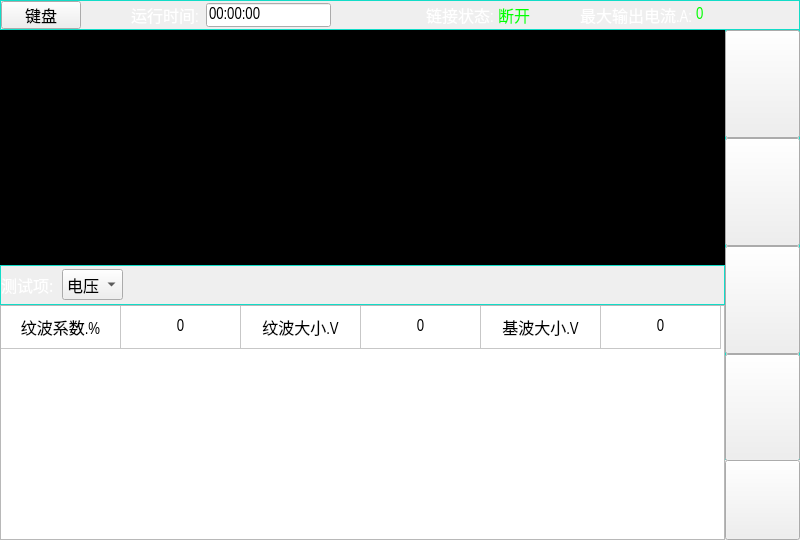
Above: mainwidget.ui from flimmy78/9-0-3 before the change. Below: the same form after it.
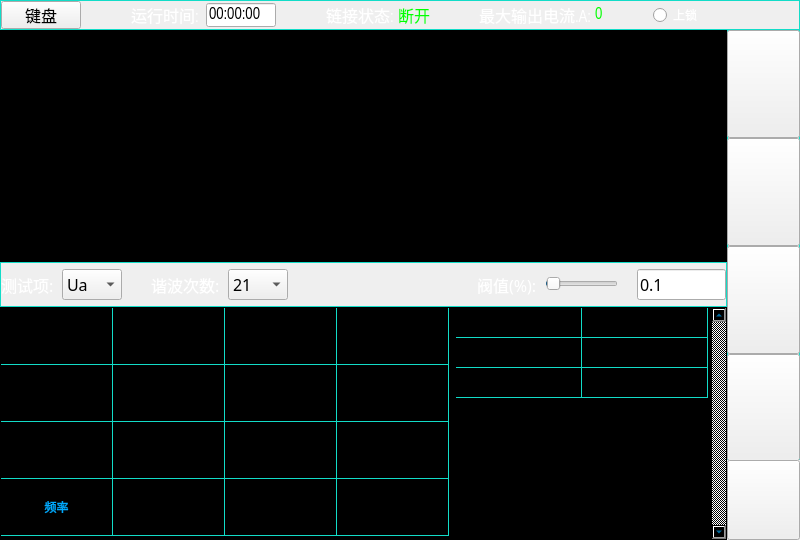
That is the form after the change. The open tabs and pages were chosen to show the change. Icons and pictures are not drawn. Custom widgets are drawn as their Qt base class.

Commit message: 修改谐波界面

```diff
--- a/mainwidget.ui
+++ b/mainwidget.ui
@@ -94,6 +94,56 @@
       <property name="spacing">
        <number>0</number>
       </property>
+      <item row="0" column="10">
+       <widget class="QLabel" name="RS_maxCur_Label">
+        <property name="sizePolicy">
+         <sizepolicy hsizetype="Minimum" vsizetype="Minimum">
+          <horstretch>0</horstretch>
+          <verstretch>0</verstretch>
+         </sizepolicy>
+        </property>
+        <property name="font">
+         <font>
+          <family>Arial Narrow</family>
+          <pointsize>12</pointsize>
+         </font>
+        </property>
+        <property name="contextMenuPolicy">
+         <enum>Qt::NoContextMenu</enum>
+        </property>
+        <property name="styleSheet">
+         <string notr="true">color: rgb(0, 255, 0);</string>
+        </property>
+        <property name="text">
+         <string>0</string>
+        </property>
+       </widget>
+      </item>
+      <item row="0" column="9">
+       <widget class="QLabel" name="RS_maxCur_tag_Label">
+        <property name="sizePolicy">
+         <sizepolicy hsizetype="Minimum" vsizetype="Minimum">
+          <horstretch>0</horstretch>
+          <verstretch>0</verstretch>
+         </sizepolicy>
+        </property>
+        <property name="font">
+         <font>
+          <family>Arial Narrow</family>
+          <pointsize>12</pointsize>
+         </font>
+        </property>
+        <property name="contextMenuPolicy">
+         <enum>Qt::NoContextMenu</enum>
+        </property>
+        <property name="styleSheet">
+         <string notr="true">color: rgb(255, 255, 255);</string>
+        </property>
+        <property name="text">
+         <string>最大输出电流.A: </string>
+        </property>
+       </widget>
+      </item>
       <item row="0" column="3">
        <widget class="QLabel" name="runTime_Label">
         <property name="font">
@@ -117,7 +167,7 @@
         </property>
         <property name="sizeHint" stdset="0">
          <size>
-          <width>95</width>
+          <width>30</width>
           <height>20</height>
          </size>
         </property>
@@ -130,7 +180,7 @@
         </property>
         <property name="sizeHint" stdset="0">
          <size>
-          <width>26</width>
+          <width>30</width>
           <height>20</height>
          </size>
         </property>
@@ -146,10 +196,16 @@
         </property>
         <property name="minimumSize">
          <size>
-          <width>100</width>
+          <width>70</width>
           <height>0</height>
          </size>
         </property>
+        <property name="maximumSize">
+         <size>
+          <width>70</width>
+          <height>16777215</height>
+         </size>
+        </property>
         <property name="font">
          <font>
           <family>Arial Narrow</family>
@@ -164,7 +220,7 @@
         </property>
        </widget>
       </item>
-      <item row="0" column="16">
+      <item row="0" column="18">
        <widget class="QLabel" name="battery_Label">
         <property name="sizePolicy">
          <sizepolicy hsizetype="MinimumExpanding" vsizetype="Minimum">
@@ -205,7 +261,7 @@
         </property>
         <property name="sizeHint" stdset="0">
          <size>
-          <width>40</width>
+          <width>30</width>
           <height>20</height>
          </size>
         </property>
@@ -248,56 +304,6 @@
         </property>
        </widget>
       </item>
-      <item row="0" column="9">
-       <widget class="QLabel" name="RS_maxCur_tag_Label">
-        <property name="sizePolicy">
-         <sizepolicy hsizetype="Minimum" vsizetype="Minimum">
-          <horstretch>0</horstretch>
-          <verstretch>0</verstretch>
-         </sizepolicy>
-        </property>
-        <property name="font">
-         <font>
-          <family>Arial Narrow</family>
-          <pointsize>12</pointsize>
-         </font>
-        </property>
-        <property name="contextMenuPolicy">
-         <enum>Qt::NoContextMenu</enum>
-        </property>
-        <property name="styleSheet">
-         <string notr="true">color: rgb(255, 255, 255);</string>
-        </property>
-        <property name="text">
-         <string>最大输出电流.A: </string>
-        </property>
-       </widget>
-      </item>
-      <item row="0" column="10">
-       <widget class="QLabel" name="RS_maxCur_Label">
-        <property name="sizePolicy">
-         <sizepolicy hsizetype="Minimum" vsizetype="Minimum">
-          <horstretch>0</horstretch>
-          <verstretch>0</verstretch>
-         </sizepolicy>
-        </property>
-        <property name="font">
-         <font>
-          <family>Arial Narrow</family>
-          <pointsize>12</pointsize>
-         </font>
-        </property>
-        <property name="contextMenuPolicy">
-         <enum>Qt::NoContextMenu</enum>
-        </property>
-        <property name="styleSheet">
-         <string notr="true">color: rgb(0, 255, 0);</string>
-        </property>
-        <property name="text">
-         <string>0</string>
-        </property>
-       </widget>
-      </item>
       <item row="0" column="7">
        <widget class="QLabel" name="BMS_cntState_Label">
         <property name="minimumSize">
@@ -320,6 +326,35 @@
         </property>
        </widget>
       </item>
+      <item row="0" column="16">
+       <widget class="QRadioButton" name="lock_RdBtn">
+        <property name="sizePolicy">
+         <sizepolicy hsizetype="Minimum" vsizetype="Minimum">
+          <horstretch>0</horstretch>
+          <verstretch>0</verstretch>
+         </sizepolicy>
+        </property>
+        <property name="styleSheet">
+         <string notr="true">color: rgb(255, 255, 255);</string>
+        </property>
+        <property name="text">
+         <string>上锁</string>
+        </property>
+       </widget>
+      </item>
+      <item row="0" column="17">
+       <spacer name="horizontalSpacer">
+        <property name="orientation">
+         <enum>Qt::Horizontal</enum>
+        </property>
+        <property name="sizeHint" stdset="0">
+         <size>
+          <width>52</width>
+          <height>20</height>
+         </size>
+        </property>
+       </spacer>
+      </item>
       <item row="0" column="8">
        <spacer name="sideBar_up_HlSpacer">
         <property name="orientation">
@@ -327,8 +362,8 @@
         </property>
         <property name="sizeHint" stdset="0">
          <size>
-          <width>40</width>
-          <height>20</height>
+          <width>30</width>
+          <height>16</height>
          </size>
         </property>
        </spacer>
@@ -360,7 +395,7 @@
       <number>0</number>
      </property>
      <property name="currentIndex">
-      <number>2</number>
+      <number>0</number>
      </property>
      <widget class="QWidget" name="test_power_Page">
       <property name="sizePolicy">
@@ -414,7 +449,7 @@
 	border-top-right-radius:10px;
     padding:3px;
 */
-    width:240px;
+    width:252px;
 	border-top-left-radius:10px;
 	border-top-right-radius:10px;
 	color: rgb(255, 255, 255);
@@ -433,7 +468,7 @@
 }</string>
          </property>
          <property name="currentIndex">
-          <number>1</number>
+          <number>0</number>
          </property>
          <widget class="QWidget" name="ES_PE_tab">
           <property name="sizePolicy">
@@ -1847,40 +1882,29 @@
       </layout>
      </widget>
      <widget class="QWidget" name="test_ripple_Page">
-      <layout class="QGridLayout" name="gridLayout_11">
+      <layout class="QGridLayout" name="gridLayout_3">
        <property name="margin">
         <number>0</number>
        </property>
        <property name="spacing">
         <number>0</number>
        </property>
-       <item row="0" column="0">
-        <widget class="QwtPlot" name="ripple_wave_QwtPlot">
-         <property name="sizePolicy">
-          <sizepolicy hsizetype="Expanding" vsizetype="Preferred">
-           <horstretch>0</horstretch>
-           <verstretch>0</verstretch>
-          </sizepolicy>
-         </property>
+       <item row="0" column="0" colspan="2">
+        <widget class="QwtPlot" name="RSMV_Harmonic_QwtPlot">
          <property name="minimumSize">
           <size>
            <width>0</width>
-           <height>0</height>
+           <height>232</height>
           </size>
          </property>
-         <property name="font">
-          <font>
-           <family>Kalinga</family>
-          </font>
-         </property>
          <property name="styleSheet">
           <string notr="true">color: rgb(0, 170, 255);
 background-color: rgb(0, 0, 0);</string>
          </property>
         </widget>
        </item>
-       <item row="1" column="0">
-        <widget class="QFrame" name="RRF_ripple_Frame">
+       <item row="1" column="0" colspan="2">
+        <widget class="QFrame" name="RSMV_harmonic_Frame">
          <property name="sizePolicy">
           <sizepolicy hsizetype="Expanding" vsizetype="Minimum">
            <horstretch>0</horstretch>
@@ -1890,17 +1914,17 @@
          <property name="minimumSize">
           <size>
            <width>0</width>
-           <height>40</height>
+           <height>45</height>
           </size>
          </property>
          <property name="maximumSize">
           <size>
            <width>16777215</width>
-           <height>40</height>
+           <height>48</height>
           </size>
          </property>
          <property name="styleSheet">
-          <string notr="true">#RRF_ripple_Frame{
+          <string notr="true">#RSMV_harmonic_Frame{
  border: 1px solid rgb(18, 220, 200);
     background: qlineargradient(spread:reflect,
         x1:0, y1:0, x2:1, y2:0,
@@ -1922,7 +1946,7 @@
            <number>0</number>
           </property>
           <item row="0" column="0">
-           <widget class="QLabel" name="RRF_ripple_chl_Label">
+           <widget class="QLabel" name="RSMV_Harmonic_Phase_Label">
             <property name="font">
              <font>
               <family>Kalinga</family>
@@ -1938,7 +1962,7 @@
            </widget>
           </item>
           <item row="0" column="1">
-           <widget class="QComboBox" name="RRF_ripple_chl_CbBox">
+           <widget class="QComboBox" name="RSMV_Harmonic_Phase_CbBox">
             <property name="minimumSize">
              <size>
               <width>60</width>
@@ -1963,18 +1987,208 @@
             </property>
             <item>
              <property name="text">
-              <string>电压</string>
+              <string>Ua</string>
              </property>
             </item>
             <item>
              <property name="text">
-              <string>电流</string>
+              <string>Ub</string>
              </property>
             </item>
+            <item>
+             <property name="text">
+              <string>Uc</string>
+             </property>
+            </item>
+            <item>
+             <property name="text">
+              <string>Ia</string>
+             </property>
+            </item>
+            <item>
+             <property name="text">
+              <string>Ib</string>
+             </property>
+            </item>
+            <item>
+             <property name="text">
+              <string>Ic</string>
+             </property>
+            </item>
+           </widget>
+          </item>
+          <item row="0" column="3">
+           <widget class="QLabel" name="RSMV_Harmonic_Times_Label">
+            <property name="font">
+             <font>
+              <family>Kalinga</family>
+              <pointsize>12</pointsize>
+             </font>
+            </property>
+            <property name="styleSheet">
+             <string notr="true">color: rgb(255, 255, 255);</string>
+            </property>
+            <property name="text">
+             <string>谐波次数:  </string>
+            </property>
+           </widget>
+          </item>
+          <item row="0" column="4">
+           <widget class="QComboBox" name="RSMV_Harmonic_Times_CbBox">
+            <property name="sizePolicy">
+             <sizepolicy hsizetype="Preferred" vsizetype="Fixed">
+              <horstretch>0</horstretch>
+              <verstretch>0</verstretch>
+             </sizepolicy>
+            </property>
+            <property name="minimumSize">
+             <size>
+              <width>60</width>
+              <height>30</height>
+             </size>
+            </property>
+            <property name="font">
+             <font>
+              <family>Kalinga</family>
+              <pointsize>12</pointsize>
+             </font>
+            </property>
+            <property name="styleSheet">
+             <string notr="true">
+QScrollBar:vertical
+{
+	width:26px;
+	background:rgba(0,0,0,10%);
+    border-radius:4px;
+}
+</string>
+            </property>
+            <item>
+             <property name="text">
+              <string>21</string>
+             </property>
+            </item>
+            <item>
+             <property name="text">
+              <string>32</string>
+             </property>
+            </item>
+            <item>
+             <property name="text">
+              <string>40</string>
+             </property>
+            </item>
+           </widget>
+          </item>
+          <item row="0" column="7">
+           <widget class="QLabel" name="RSMV_Harmonic_Range_Label">
+            <property name="font">
+             <font>
+              <family>Kalinga</family>
+              <pointsize>12</pointsize>
+             </font>
+            </property>
+            <property name="styleSheet">
+             <string notr="true">color: rgb(255, 255, 255);</string>
+            </property>
+            <property name="text">
+             <string>阀值(%):  </string>
+            </property>
+           </widget>
+          </item>
+          <item row="0" column="8">
+           <widget class="QSlider" name="RSMV_Harmonic_Range_HSlider">
+            <property name="minimumSize">
+             <size>
+              <width>0</width>
+              <height>30</height>
+             </size>
+            </property>
+            <property name="font">
+             <font>
+              <family>Kalinga</family>
+              <pointsize>9</pointsize>
+             </font>
+            </property>
+            <property name="maximum">
+             <number>100</number>
+            </property>
+            <property name="singleStep">
+             <number>0</number>
+            </property>
+            <property name="value">
+             <number>1</number>
+            </property>
+            <property name="orientation">
+             <enum>Qt::Horizontal</enum>
+            </property>
+           </widget>
+          </item>
+          <item row="0" column="5">
+           <spacer name="horizontalSpacer_3">
+            <property name="orientation">
+             <enum>Qt::Horizontal</enum>
+            </property>
+            <property name="sizeHint" stdset="0">
+             <size>
+              <width>30</width>
+              <height>20</height>
+             </size>
+            </property>
+           </spacer>
+          </item>
+          <item row="0" column="6">
+           <spacer name="horizontalSpacer_4">
+            <property name="orientation">
+             <enum>Qt::Horizontal</enum>
+            </property>
+            <property name="sizeHint" stdset="0">
+             <size>
+              <width>180</width>
+              <height>20</height>
+             </size>
+            </property>
+           </spacer>
+          </item>
+          <item row="0" column="10">
+           <widget class="QLineEdit" name="RSMV_Harmonic_LnEdit_Range">
+            <property name="sizePolicy">
+             <sizepolicy hsizetype="Maximum" vsizetype="Fixed">
+              <horstretch>0</horstretch>
+              <verstretch>0</verstretch>
+             </sizepolicy>
+            </property>
+            <property name="minimumSize">
+             <size>
+              <width>0</width>
+              <height>30</height>
+             </size>
+            </property>
+            <property name="maximumSize">
+             <size>
+              <width>100</width>
+              <height>16777215</height>
+             </size>
+            </property>
+            <property name="font">
+             <font>
+              <family>Kalinga</family>
+              <pointsize>12</pointsize>
+             </font>
+            </property>
+            <property name="styleSheet">
+             <string notr="true"/>
+            </property>
+            <property name="text">
+             <string>0.1</string>
+            </property>
+            <property name="readOnly">
+             <bool>true</bool>
+            </property>
            </widget>
           </item>
           <item row="0" column="2">
-           <spacer name="RRF_ripple_HlSpacer">
+           <spacer name="horizontalSpacer_11">
             <property name="orientation">
              <enum>Qt::Horizontal</enum>
             </property>
@@ -1986,11 +2200,24 @@
             </property>
            </spacer>
           </item>
+          <item row="0" column="9">
+           <spacer name="horizontalSpacer_12">
+            <property name="orientation">
+             <enum>Qt::Horizontal</enum>
+            </property>
+            <property name="sizeHint" stdset="0">
+             <size>
+              <width>30</width>
+              <height>20</height>
+             </size>
+            </property>
+           </spacer>
+          </item>
          </layout>
         </widget>
        </item>
        <item row="2" column="0">
-        <widget class="QTableWidget" name="RRF_ripple_TblWidget">
+        <widget class="QTableWidget" name="RSMV_harmonic_rms_TblWidget">
          <property name="sizePolicy">
           <sizepolicy hsizetype="Expanding" vsizetype="Minimum">
            <horstretch>0</horstretch>
@@ -2004,7 +2231,9 @@
           </size>
          </property>
          <property name="styleSheet">
-          <string notr="true"/>
+          <string notr="true">gridline-color: rgb(18, 220, 200);
+background-color: rgb(0, 0, 0);
+</string>
          </property>
          <property name="editTriggers">
           <set>QAbstractItemView::NoEditTriggers</set>
@@ -2016,7 +2245,7 @@
           <bool>false</bool>
          </attribute>
          <attribute name="horizontalHeaderDefaultSectionSize">
-          <number>120</number>
+          <number>112</number>
          </attribute>
          <attribute name="horizontalHeaderHighlightSections">
           <bool>true</bool>
@@ -2025,23 +2254,28 @@
           <bool>false</bool>
          </attribute>
          <attribute name="verticalHeaderDefaultSectionSize">
-          <number>43</number>
+          <number>57</number>
          </attribute>
          <row>
           <property name="text">
            <string>1</string>
           </property>
          </row>
-         <column>
+         <row>
           <property name="text">
-           <string>项目</string>
+           <string>2</string>
           </property>
-         </column>
-         <column>
+         </row>
+         <row>
           <property name="text">
-           <string>值</string>
+           <string>3</string>
           </property>
-         </column>
+         </row>
+         <row>
+          <property name="text">
+           <string>4</string>
+          </property>
+         </row>
          <column>
           <property name="text">
            <string>项目</string>
@@ -2064,7 +2298,7 @@
          </column>
          <item row="0" column="0">
           <property name="text">
-           <string>纹波系数.%</string>
+           <string>Ua(V)</string>
           </property>
           <property name="font">
            <font>
@@ -2078,8 +2312,8 @@
           <property name="foreground">
            <brush brushstyle="NoBrush">
             <color alpha="255">
-             <red>0</red>
-             <green>0</green>
+             <red>255</red>
+             <green>255</green>
              <blue>0</blue>
             </color>
            </brush>
@@ -2104,8 +2338,8 @@
           <property name="foreground">
            <brush brushstyle="NoBrush">
             <color alpha="255">
-             <red>0</red>
-             <green>0</green>
+             <red>255</red>
+             <green>255</green>
              <blue>0</blue>
             </color>
            </brush>
@@ -2116,7 +2350,7 @@
          </item>
          <item row="0" column="2">
           <property name="text">
-           <string>纹波大小.V</string>
+           <string>Ia(A)</string>
           </property>
           <property name="textAlignment">
            <set>AlignHCenter|AlignVCenter|AlignCenter</set>
@@ -2124,8 +2358,8 @@
           <property name="foreground">
            <brush brushstyle="NoBrush">
             <color alpha="255">
-             <red>0</red>
-             <green>0</green>
+             <red>255</red>
+             <green>255</green>
              <blue>0</blue>
             </color>
            </brush>
@@ -2141,56 +2375,297 @@
           <property name="foreground">
            <brush brushstyle="NoBrush">
             <color alpha="255">
-             <red>0</red>
-             <green>0</green>
-             <blue>0</blue>
-            </color>
-           </brush>
-          </property>
-         </item>
-         <item row="0" column="4">
-          <property name="text">
-           <string>基波大小.V</string>
-          </property>
-          <property name="textAlignment">
-           <set>AlignHCenter|AlignVCenter|AlignCenter</set>
-          </property>
-          <property name="foreground">
-           <brush brushstyle="NoBrush">
-            <color alpha="255">
-             <red>0</red>
-             <green>0</green>
-             <blue>0</blue>
-            </color>
-           </brush>
-          </property>
-         </item>
-         <item row="0" column="5">
-          <property name="text">
-           <string>0</string>
-          </property>
-          <property name="textAlignment">
-           <set>AlignHCenter|AlignVCenter|AlignCenter</set>
-          </property>
-          <property name="background">
-           <brush brushstyle="NoBrush">
-            <color alpha="255">
              <red>255</red>
              <green>255</green>
-             <blue>255</blue>
+             <blue>0</blue>
             </color>
            </brush>
           </property>
+         </item>
+         <item row="1" column="0">
+          <property name="text">
+           <string>Ub(V)</string>
+          </property>
+          <property name="textAlignment">
+           <set>AlignHCenter|AlignVCenter|AlignCenter</set>
+          </property>
           <property name="foreground">
            <brush brushstyle="NoBrush">
             <color alpha="255">
              <red>0</red>
+             <green>255</green>
+             <blue>0</blue>
+            </color>
+           </brush>
+          </property>
+          <property name="flags">
+           <set>NoItemFlags</set>
+          </property>
+         </item>
+         <item row="1" column="1">
+          <property name="text">
+           <string>0</string>
+          </property>
+          <property name="textAlignment">
+           <set>AlignHCenter|AlignVCenter|AlignCenter</set>
+          </property>
+          <property name="foreground">
+           <brush brushstyle="NoBrush">
+            <color alpha="255">
+             <red>0</red>
+             <green>255</green>
+             <blue>0</blue>
+            </color>
+           </brush>
+          </property>
+          <property name="flags">
+           <set>NoItemFlags</set>
+          </property>
+         </item>
+         <item row="1" column="2">
+          <property name="text">
+           <string>Ib(A)</string>
+          </property>
+          <property name="textAlignment">
+           <set>AlignHCenter|AlignVCenter|AlignCenter</set>
+          </property>
+          <property name="foreground">
+           <brush brushstyle="NoBrush">
+            <color alpha="255">
+             <red>0</red>
+             <green>255</green>
+             <blue>0</blue>
+            </color>
+           </brush>
+          </property>
+         </item>
+         <item row="1" column="3">
+          <property name="text">
+           <string>0</string>
+          </property>
+          <property name="textAlignment">
+           <set>AlignHCenter|AlignVCenter|AlignCenter</set>
+          </property>
+          <property name="foreground">
+           <brush brushstyle="NoBrush">
+            <color alpha="255">
+             <red>0</red>
+             <green>255</green>
+             <blue>0</blue>
+            </color>
+           </brush>
+          </property>
+         </item>
+         <item row="2" column="0">
+          <property name="text">
+           <string>Uc(V)</string>
+          </property>
+          <property name="textAlignment">
+           <set>AlignHCenter|AlignVCenter|AlignCenter</set>
+          </property>
+          <property name="foreground">
+           <brush brushstyle="NoBrush">
+            <color alpha="255">
+             <red>250</red>
              <green>0</green>
              <blue>0</blue>
             </color>
            </brush>
           </property>
+          <property name="flags">
+           <set>NoItemFlags</set>
+          </property>
          </item>
+         <item row="2" column="1">
+          <property name="text">
+           <string>0</string>
+          </property>
+          <property name="textAlignment">
+           <set>AlignHCenter|AlignVCenter|AlignCenter</set>
+          </property>
+          <property name="foreground">
+           <brush brushstyle="NoBrush">
+            <color alpha="255">
+             <red>250</red>
+             <green>0</green>
+             <blue>0</blue>
+            </color>
+           </brush>
+          </property>
+          <property name="flags">
+           <set>NoItemFlags</set>
+          </property>
+         </item>
+         <item row="2" column="2">
+          <property name="text">
+           <string>Ic(A)</string>
+          </property>
+          <property name="textAlignment">
+           <set>AlignHCenter|AlignVCenter|AlignCenter</set>
+          </property>
+          <property name="foreground">
+           <brush brushstyle="NoBrush">
+            <color alpha="255">
+             <red>250</red>
+             <green>0</green>
+             <blue>0</blue>
+            </color>
+           </brush>
+          </property>
+          <property name="flags">
+           <set>NoItemFlags</set>
+          </property>
+         </item>
+         <item row="2" column="3">
+          <property name="text">
+           <string>0</string>
+          </property>
+          <property name="textAlignment">
+           <set>AlignHCenter|AlignVCenter|AlignCenter</set>
+          </property>
+          <property name="foreground">
+           <brush brushstyle="NoBrush">
+            <color alpha="255">
+             <red>250</red>
+             <green>0</green>
+             <blue>0</blue>
+            </color>
+           </brush>
+          </property>
+          <property name="flags">
+           <set>NoItemFlags</set>
+          </property>
+         </item>
+         <item row="3" column="0">
+          <property name="text">
+           <string>频率</string>
+          </property>
+          <property name="textAlignment">
+           <set>AlignHCenter|AlignVCenter|AlignCenter</set>
+          </property>
+          <property name="foreground">
+           <brush brushstyle="SolidPattern">
+            <color alpha="255">
+             <red>0</red>
+             <green>170</green>
+             <blue>255</blue>
+            </color>
+           </brush>
+          </property>
+          <property name="flags">
+           <set>NoItemFlags</set>
+          </property>
+         </item>
+         <item row="3" column="1">
+          <property name="text">
+           <string>0</string>
+          </property>
+          <property name="textAlignment">
+           <set>AlignHCenter|AlignVCenter|AlignCenter</set>
+          </property>
+          <property name="foreground">
+           <brush brushstyle="NoBrush">
+            <color alpha="255">
+             <red>0</red>
+             <green>170</green>
+             <blue>255</blue>
+            </color>
+           </brush>
+          </property>
+         </item>
+         <item row="3" column="2">
+          <property name="text">
+           <string>谐波总含有率</string>
+          </property>
+          <property name="textAlignment">
+           <set>AlignHCenter|AlignVCenter|AlignCenter</set>
+          </property>
+          <property name="foreground">
+           <brush brushstyle="NoBrush">
+            <color alpha="255">
+             <red>0</red>
+             <green>170</green>
+             <blue>255</blue>
+            </color>
+           </brush>
+          </property>
+         </item>
+         <item row="3" column="3">
+          <property name="text">
+           <string>0</string>
+          </property>
+          <property name="textAlignment">
+           <set>AlignHCenter|AlignVCenter|AlignCenter</set>
+          </property>
+          <property name="foreground">
+           <brush brushstyle="NoBrush">
+            <color alpha="255">
+             <red>0</red>
+             <green>170</green>
+             <blue>255</blue>
+            </color>
+           </brush>
+          </property>
+         </item>
+        </widget>
+       </item>
+       <item row="2" column="1">
+        <widget class="QTableWidget" name="RSMV_Harmonic_TblWidget">
+         <property name="styleSheet">
+          <string notr="true">color: rgb(0, 170, 255);
+gridline-color: rgb(18, 220, 200);
+background-color: rgb(0, 0, 0);
+</string>
+         </property>
+         <property name="verticalScrollBarPolicy">
+          <enum>Qt::ScrollBarAlwaysOn</enum>
+         </property>
+         <property name="editTriggers">
+          <set>QAbstractItemView::NoEditTriggers</set>
+         </property>
+         <property name="selectionMode">
+          <enum>QAbstractItemView::NoSelection</enum>
+         </property>
+         <attribute name="horizontalHeaderVisible">
+          <bool>false</bool>
+         </attribute>
+         <attribute name="horizontalHeaderDefaultSectionSize">
+          <number>126</number>
+         </attribute>
+         <attribute name="horizontalHeaderHighlightSections">
+          <bool>true</bool>
+         </attribute>
+         <attribute name="verticalHeaderVisible">
+          <bool>false</bool>
+         </attribute>
+         <attribute name="verticalHeaderDefaultSectionSize">
+          <number>30</number>
+         </attribute>
+         <row>
+          <property name="text">
+           <string>1</string>
+          </property>
+         </row>
+         <row>
+          <property name="text">
+           <string>2</string>
+          </property>
+         </row>
+         <row>
+          <property name="text">
+           <string>3</string>
+          </property>
+         </row>
+         <column>
+          <property name="text">
+           <string>次数</string>
+          </property>
+         </column>
+         <column>
+          <property name="text">
+           <string>含有率(%)</string>
+          </property>
+         </column>
         </widget>
        </item>
       </layout>
@@ -3149,9 +3624,9 @@
               </widget>
              </item>
              <item row="2" column="4">
-              <widget class="QPushButton" name="serPort_RD_PsBtn">
+              <widget class="QPushButton" name="serPort_RBAT_PsBtn">
                <property name="text">
-                <string>RD</string>
+                <string>RBAT</string>
                </property>
               </widget>
              </item>
@@ -3230,21 +3705,21 @@
              <property name="spacing">
               <number>0</number>
              </property>
-             <item row="2" column="2">
+             <item row="2" column="3">
               <widget class="QPushButton" name="serPort_read_SP_PsBtn">
                <property name="text">
                 <string>读取</string>
                </property>
               </widget>
              </item>
-             <item row="2" column="1">
+             <item row="2" column="2">
               <widget class="QPushButton" name="serPort_write_SP_PsBtn">
                <property name="text">
                 <string>写入</string>
                </property>
               </widget>
              </item>
-             <item row="2" column="0">
+             <item row="2" column="1">
               <spacer name="serPort_SP_HlSpacer">
                <property name="orientation">
                 <enum>Qt::Horizontal</enum>
@@ -3257,7 +3732,7 @@
                </property>
               </spacer>
              </item>
-             <item row="1" column="0" colspan="5">
+             <item row="1" column="0" colspan="6">
               <widget class="QTableWidget" name="serPort_SP_TabWidget">
                <property name="sizePolicy">
                 <sizepolicy hsizetype="Expanding" vsizetype="Minimum">
```
The commit also changes 34 other files.
